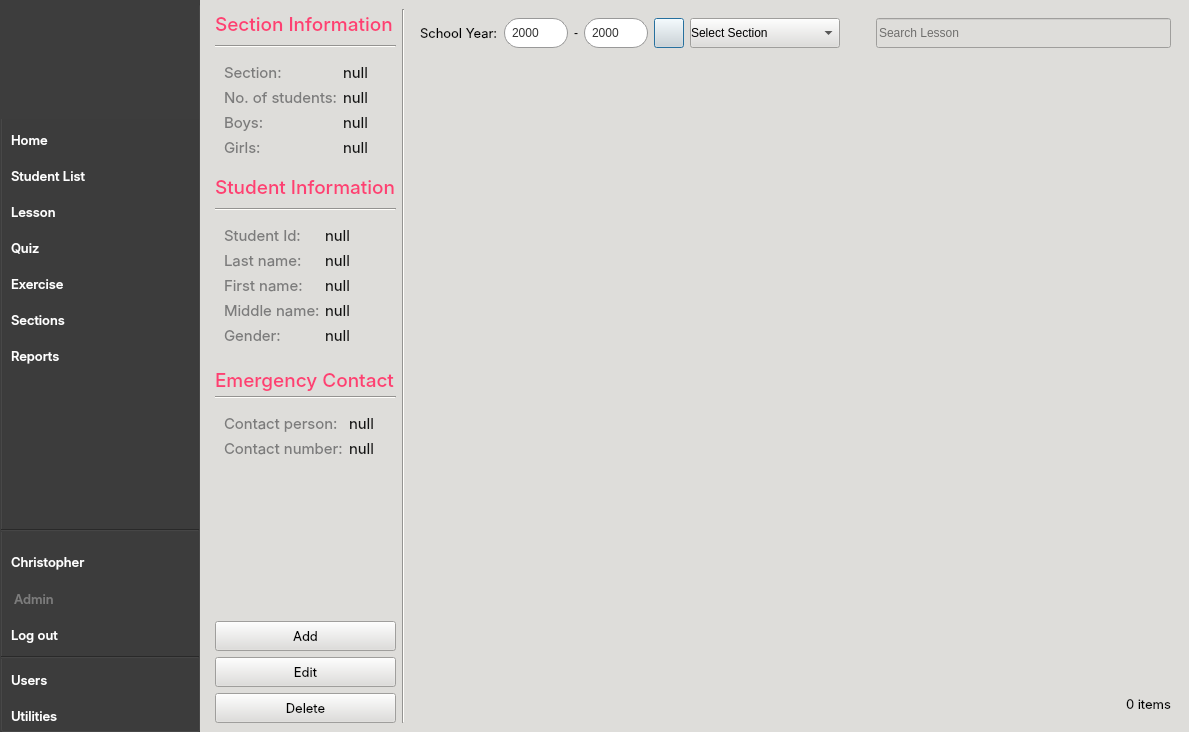
Before: the Qt Designer form CAI_PyQt/CAI_Admin/UI/FormHome.ui in CPG19040/CPG19040, drawn with Qt 5.
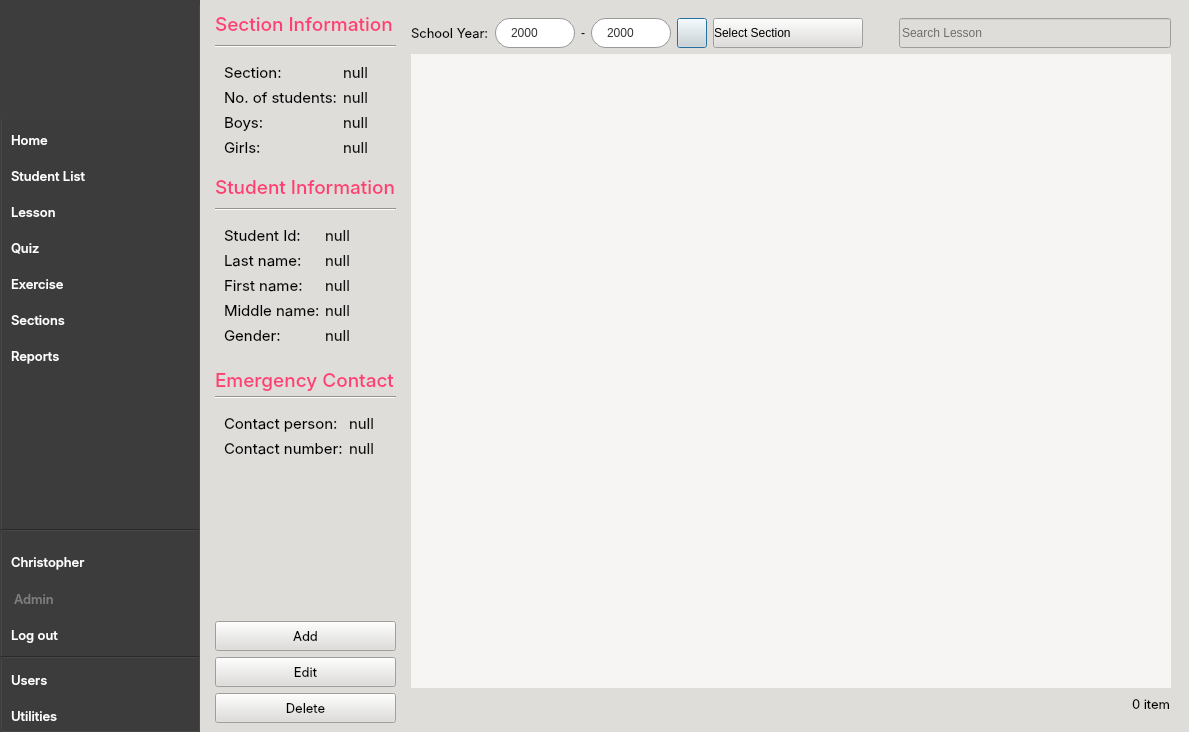
After: the same form once the commit is applied. The open tabs and pages were chosen to show the change. Icons and pictures are not drawn.

The edit to the form file:
```diff
--- a/CAI_PyQt/CAI_Admin/UI/FormHome.ui
+++ b/CAI_PyQt/CAI_Admin/UI/FormHome.ui
@@ -34,18 +34,12 @@
   </property>
   <property name="styleSheet">
    <string notr="true">* {
-	background-color: rgb(222, 221, 218); 
 	margin: 0px;
+	background-color: rgb(222, 221, 218); 
 	font: 10pt &quot;Inter&quot;; 
 	color: black;
 }
 
-#grp_SectionInfo QLabel, 
-#frame_student_info QLabel, 
-#frame_contact_info QLabel {
-	font: 11pt &quot;Inter&quot;; 
-}
-
 *[class=&quot;button-green&quot;] {
     border-radius: 15px;
     padding: 0px 10px 0px;
@@ -76,134 +70,6 @@
     border: 1px solid #95a5a6;
 }
 
-*[class=&quot;label-magnifying-search&quot;] {
-	background-color: rgb(255, 255, 255);
-	border-top-left-radius: 15px;
-	border-bottom-left-radius: 15px;
-	border: 1px solid #999;
-	border-right: none;
-}
-
-*[class=&quot;textbox-search&quot;] {
-	background-color: rgb(255, 255, 255); 
-	border-top-right-radius: 15px;
-	border-bottom-right-radius: 15px;
-	border: 1px solid #999;
-	border-left: none;
-}
-
-*[class=&quot;widget-search-container&quot;] {
-	background: transparent;
-}
-
-QComboBox[class=&quot;combobox-main&quot;] {
-    height: 30px;
-    border: 1px solid #999;
-    border-radius: 15px; /* Fully rounded pills */
-    padding-left: 10px;
-    background-color: #ffffff;
-    color: #333333;
-    font: 10pt &quot;Inter&quot;; /* Consolidated font settings */
-    selection-background-color: #7eb4d7;
-}
-
-QComboBox[class=&quot;combobox-main&quot;]:focus {
-    border: 1px solid #007BFF;
-}
-
-QComboBox[class=&quot;combobox-main&quot;]:hover {
-    border: 1px solid #3498db;
-}
-
-QComboBox[class=&quot;combobox-main&quot;]::drop-down {
-    subcontrol-origin: padding;
-    subcontrol-position: top right;
-    width: 30px;
-    border-left-width: 0px;
-    /* Match the 15px border-radius of the main control */
-    border-top-right-radius: 15px;
-    border-bottom-right-radius: 15px;
-}
-
-QComboBox[class=&quot;combobox-main&quot;]::down-arrow {
-    image: url(:/Images/Images/caret-down.png);
-    border: none;
-    width: 8px;
-    height: 8px;
-}
-
-QComboBox[class=&quot;combobox-main&quot;] QAbstractItemView {
-    background-color: #ffffff;
-    border: 1px solid #999;
-    border-radius: 8px;
-    selection-background-color: #7eb4d7;
-    selection-color: #ffffff;
-    outline: 0; /* Removes the ugly dotted focus border */
-}
-
-QComboBox[class=&quot;combobox-main&quot;] QAbstractItemView::item {
-    min-height: 35px; /* Requires QStyledItemDelegate() in Python */
-    padding-left: 10px;
-    border-radius: 4px;
-    color: #333333;
-}
-
-/* Hover state for items inside the dropdown */
-QComboBox[class=&quot;combobox-main&quot;] QAbstractItemView::item:hover {
-    background-color: #7eb4d7;
-    color: #ffffff;
-}
-
-QSpinBox {
-	font: 10pt &quot;Inter&quot;;
-    height: 30px;
-    border: 1px solid #999;
-    border-radius: 15px;
-    padding: 0px 5px 0px;
-    background-color: #ffffff;
-    color: #333333;
-    selection-background-color: #7eb4d7;
-}
-
-QSpinBox:focus {
-    border: 1px solid #007BFF;
-}
-
-QSpinBox:hover {
-    border: 1px solid #3498db;
-}
-
-QSpinBox::up-button {
-    subcontrol-origin: border;
-    subcontrol-position: top right;
-    width: 8px;
-    height: 8px;
-    border-top-right-radius: 15px;
-    padding: 6px 10px 6px 2px;
-	color: rgb(119, 118, 123);
-}
-
-QSpinBox::down-button {
-    subcontrol-origin: border;
-    subcontrol-position: bottom right;
-    width: 8px;
-    height: 8px;
-    border-bottom-right-radius: 15px;
-    padding: 6px 10px 6px 2px;
-	color: rgb(119, 118, 123);
-}
-
-QSpinBox::up-arrow {
-    image: url(:/Images/Images/caret-up.png);
-    width: 8px;
-    height: 8px;
-}
-
-QSpinBox::down-arrow {
-    image: url(:/Images/Images/caret-down.png);
-    width: 8px;
-    height: 8px;
-}
 
 
 /* 1. THE MAIN CONTAINER */
@@ -2512,7 +2378,143 @@
       </widget>
       <widget class="QWidget" name="pageClassList">
        <property name="styleSheet">
-        <string notr="true"/>
+        <string notr="true">*[class=&quot;label-faded&quot;] {
+	color: rgb(124, 124, 124);
+	background-color: transparent;
+}
+
+#grp_SectionInfo QLabel, 
+#frame_student_info QLabel, 
+#frame_contact_info QLabel {
+	font: 11pt &quot;Inter&quot;; 
+}
+
+*[class=&quot;label-magnifying-search&quot;] {
+	background-color: rgb(255, 255, 255);
+	border-top-left-radius: 15px;
+	border-bottom-left-radius: 15px;
+	border: 1px solid #999;
+	border-right: none;
+}
+
+*[class=&quot;textbox-search&quot;] {
+	background-color: rgb(255, 255, 255); 
+	border-top-right-radius: 15px;
+	border-bottom-right-radius: 15px;
+	border: 1px solid #999;
+	border-left: none;
+}
+
+*[class=&quot;widget-search-container&quot;] {
+	background: transparent;
+}
+
+QComboBox[class=&quot;combobox-main&quot;] {
+    height: 30px;
+    border: 1px solid #999;
+    border-radius: 15px; /* Fully rounded pills */
+    padding-left: 10px;
+    background-color: #ffffff;
+    color: #333333;
+    font: 10pt &quot;Inter Medium&quot;; /* Consolidated font settings */
+    selection-background-color: #7eb4d7;
+}
+
+QComboBox:focus {
+    border: 1px solid #007BFF;
+}
+
+QComboBox:hover {
+    border: 1px solid #3498db;
+}
+
+QComboBox::drop-down {
+    subcontrol-origin: padding;
+    subcontrol-position: top right;
+    width: 30px;
+    border-left-width: 0px;
+    /* Match the 15px border-radius of the main control */
+    border-top-right-radius: 15px;
+    border-bottom-right-radius: 15px;
+}
+
+QComboBox::down-arrow {
+    image: url(:/Images/Images/caret-down.png);
+    border: none;
+    width: 8px;
+    height: 8px;
+}
+
+QComboBox QAbstractItemView {
+    background-color: white !important;
+    border: 1px solid #999;
+    selection-background-color: #7eb4d7;
+    selection-color: #ffffff;
+    outline: 0; /* Removes the ugly dotted focus border */
+}
+
+QComboBox QAbstractItemView::item {
+    padding-left: 10px;
+    border-radius: 4px;
+    color: #333333;
+}
+
+/* Hover state for items inside the dropdown */
+QComboBox[class=&quot;combobox-main&quot;] QAbstractItemView::item:hover {
+    background-color: #7eb4d7;
+    color: #ffffff;
+}
+
+QSpinBox {
+	font: 10pt &quot;Inter Medium&quot;;
+    height: 30px;
+    border: 1px solid #999;
+    border-radius: 15px;
+    padding: 0px 5px 0px;
+    background-color: #ffffff;
+    color: #333333;
+    selection-background-color: #7eb4d7;
+}
+
+QSpinBox:focus {
+    border: 1px solid #007BFF;
+}
+
+QSpinBox:hover {
+    border: 1px solid #3498db;
+}
+
+QSpinBox::up-button {
+    subcontrol-origin: border;
+    subcontrol-position: top right;
+    width: 8px;
+    height: 8px;
+    border-top-right-radius: 15px;
+    padding: 6px 10px 6px 2px;
+	color: rgb(119, 118, 123);
+}
+
+QSpinBox::down-button {
+    subcontrol-origin: border;
+    subcontrol-position: bottom right;
+    width: 8px;
+    height: 8px;
+    border-bottom-right-radius: 15px;
+    padding: 6px 10px 6px 2px;
+	color: rgb(119, 118, 123);
+}
+
+QSpinBox::up-arrow {
+    image: url(:/Images/Images/caret-up.png);
+    width: 8px;
+    height: 8px;
+}
+
+QSpinBox::down-arrow {
+    image: url(:/Images/Images/caret-down.png);
+    width: 8px;
+    height: 8px;
+}</string>
        </property>
        <layout class="QHBoxLayout" name="horizontalLayout_15">
         <item>
@@ -2604,7 +2606,7 @@
                  </font>
                 </property>
                 <property name="styleSheet">
-                 <string notr="true">color: rgb(124, 124, 124); background-color: transparent;</string>
+                 <string notr="true"/>
                 </property>
                 <property name="text">
                  <string>No. of students:</string>
@@ -2632,7 +2634,7 @@
                  </font>
                 </property>
                 <property name="styleSheet">
-                 <string notr="true">color: rgb(124, 124, 124); background-color: transparent;</string>
+                 <string notr="true"/>
                 </property>
                 <property name="text">
                  <string>Boys:</string>
@@ -2660,7 +2662,7 @@
                  </font>
                 </property>
                 <property name="styleSheet">
-                 <string notr="true">color: rgb(124, 124, 124); background-color: transparent;</string>
+                 <string notr="true"/>
                 </property>
                 <property name="text">
                  <string>Girls:</string>
@@ -2763,7 +2765,7 @@
                  </font>
                 </property>
                 <property name="styleSheet">
-                 <string notr="true">color: rgb(124, 124, 124); background-color: transparent;</string>
+                 <string notr="true"/>
                 </property>
                 <property name="text">
                  <string>Section:</string>
@@ -2866,7 +2868,7 @@
                  </font>
                 </property>
                 <property name="styleSheet">
-                 <string notr="true">color: rgb(124, 124, 124); background-color: transparent;</string>
+                 <string notr="true"/>
                 </property>
                 <property name="text">
                  <string>Student Id:</string>
@@ -2919,7 +2921,7 @@
                  </font>
                 </property>
                 <property name="styleSheet">
-                 <string notr="true">color: rgb(124, 124, 124); background-color: transparent;</string>
+                 <string notr="true"/>
                 </property>
                 <property name="text">
                  <string>Last name:</string>
@@ -2972,7 +2974,7 @@
                  </font>
                 </property>
                 <property name="styleSheet">
-                 <string notr="true">color: rgb(124, 124, 124); background-color: transparent;</string>
+                 <string notr="true"/>
                 </property>
                 <property name="text">
                  <string>First name:</string>
@@ -3025,7 +3027,7 @@
                  </font>
                 </property>
                 <property name="styleSheet">
-                 <string notr="true">color: rgb(124, 124, 124); background-color: transparent;</string>
+                 <string notr="true"/>
                 </property>
                 <property name="text">
                  <string>Middle name:</string>
@@ -3078,7 +3080,7 @@
                  </font>
                 </property>
                 <property name="styleSheet">
-                 <string notr="true">color: rgb(124, 124, 124); background-color: transparent;</string>
+                 <string notr="true"/>
                 </property>
                 <property name="text">
                  <string>Gender:</string>
@@ -3181,7 +3183,7 @@
                  </font>
                 </property>
                 <property name="styleSheet">
-                 <string notr="true">color: rgb(124, 124, 124); background-color: transparent;</string>
+                 <string notr="true"/>
                 </property>
                 <property name="text">
                  <string>Contact person:</string>
@@ -3203,7 +3205,7 @@
                  </font>
                 </property>
                 <property name="styleSheet">
-                 <string notr="true">color: rgb(124, 124, 124); background-color: transparent;</string>
+                 <string notr="true"/>
                 </property>
                 <property name="text">
                  <string>Contact number:</string>
@@ -3429,13 +3431,6 @@
           </layout>
          </widget>
         </item>
-        <item>
-         <widget class="Line" name="line_8">
-          <property name="orientation">
-           <enum>Qt::Vertical</enum>
-          </property>
-         </widget>
-        </item>
         <item>
          <widget class="QWidget" name="widget_table_stud" native="true">
           <property name="minimumSize">
@@ -3489,13 +3484,13 @@
                <widget class="QSpinBox" name="spinBox_SY1">
                 <property name="minimumSize">
                  <size>
-                  <width>0</width>
+                  <width>80</width>
                   <height>30</height>
                  </size>
                 </property>
                 <property name="maximumSize">
                  <size>
-                  <width>16777215</width>
+                  <width>80</width>
                   <height>30</height>
                  </size>
                 </property>
@@ -3533,13 +3528,13 @@
                <widget class="QSpinBox" name="spinBox_SY2">
                 <property name="minimumSize">
                  <size>
-                  <width>0</width>
+                  <width>80</width>
                   <height>30</height>
                  </size>
                 </property>
                 <property name="maximumSize">
                  <size>
-                  <width>16777215</width>
+                  <width>80</width>
                   <height>30</height>
                  </size>
                 </property>
@@ -3718,7 +3713,7 @@
               <bool>true</bool>
              </property>
              <property name="styleSheet">
-              <string notr="true"/>
+              <string notr="true">background-color: rgb(246, 245, 244);</string>
              </property>
              <property name="frameShape">
               <enum>QFrame::StyledPanel</enum>
@@ -3740,8 +3735,8 @@
                <rect>
                 <x>0</x>
                 <y>0</y>
-                <width>466</width>
-                <height>18</height>
+                <width>100</width>
+                <height>30</height>
                </rect>
               </property>
               <layout class="QVBoxLayout" name="verticalLayout_9"/>
@@ -3797,7 +3792,7 @@
                  <string notr="true">background-color: transparent;</string>
                 </property>
                 <property name="text">
-                 <string>0 items</string>
+                 <string>0 item</string>
                 </property>
                 <property name="class" stdset="0">
                  <string>label-header</string>
```
Left out of the diff: 793 changed lines with no effect on the pictures.
